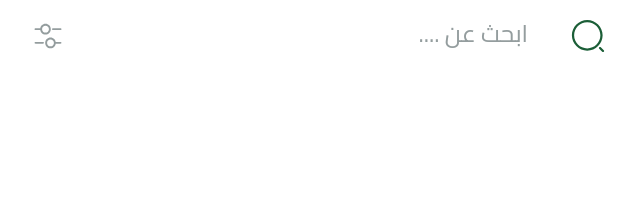
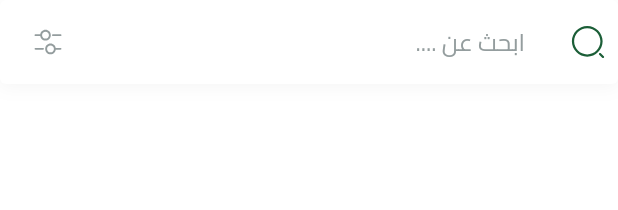
Before and after one commit to samir-227/Pure_Harvest_e_commerce, a Flutter app: the CustomSearchBar widget shown alone on an empty page, opened directly, on a phone screen of 412 x 824 dp. Shown: the top 210 px of the screen. Run offline on Flutter 3.47's test engine with Material 3 defaults, Android fonts, the phone set to English and light mode, and no system bars; our stand-ins replace bloc, cloud_firestore, dartz, dots_indicator, equatable, firebase_auth and 11 more; missing offline and left inert: flutter_facebook_auth; accounts and stored records are empty; network calls fail.

Commit message:
create featured item & enhance the custom search bar and user app bar

```diff
--- a/lib/core/constants/app_images.dart
+++ b/lib/core/constants/app_images.dart
@@ -4,9 +4,13 @@ class AppImages {
 
   static const String imagesApple = "assets/images/apple.svg";
 
+  static const String imagesBannerDiscountImage = "assets/images/banner_discount_image.png";
+
   static const String imagesCheck = "assets/images/Check.svg";
 
   static const String imagesFacebook = "assets/images/facebook.svg";
+
+  static const String imagesFeaturedItemBackground = "assets/images/featured_item_background.svg";
 
   static const String imagesFilter = "assets/images/filter.svg";
 
--- a/lib/features/home/presentation/view/widgets/custom_search_bar.dart
+++ b/lib/features/home/presentation/view/widgets/custom_search_bar.dart
@@ -9,30 +9,41 @@ class CustomSearchBar extends StatelessWidget {
 
   @override
   Widget build(BuildContext context) {
-    return SizedBox(
-      width: double.infinity,
-      height: 48,
+    return Container(
+      decoration: const BoxDecoration(
+        boxShadow: [
+          BoxShadow(
+            color: Color(0x0A000000),
+            blurRadius: 9,
+            offset: Offset(0, 2),
+            spreadRadius: 0,
+          )
+        ],
+      ),
       child: TextField(
         decoration: InputDecoration(
           filled: true,
           fillColor: Colors.white,
-          prefixIconConstraints: const BoxConstraints(
-              maxWidth: double.infinity, maxHeight: double.infinity),
           border: const OutlineInputBorder(borderSide: BorderSide.none),
           hintText: S.of(context).searchBarHintText,
           hintStyle: TextStyles.regular16,
           prefixIcon: Padding(
-            padding: const EdgeInsets.only(left: 24, right: 8),
-            child: SvgPicture.asset(
-              AppImages.imagesSearchIcon,
+            padding: const EdgeInsets.only(left: 26, right: 8),
+            child: SizedBox(
+              child: SvgPicture.asset(
+                AppImages.imagesSearchIcon,
+              ),
               width: 24,
             ),
           ),
           suffixIcon: Padding(
             padding: const EdgeInsets.only(left: 16),
-            child: SvgPicture.asset(
-              AppImages.imagesFilter,
-              fit: BoxFit.scaleDown,
+            child: SizedBox(
+              width: 20,
+              child: SvgPicture.asset(
+                AppImages.imagesFilter,
+                fit: BoxFit.scaleDown,
+              ),
             ),
           ),
         ),
--- a/pubspec.yaml
+++ b/pubspec.yaml
@@ -47,6 +47,7 @@ dependencies:
   flutter_native_splash: ^2.4.5
   flutter_secure_storage: ^9.2.4
   flutter_svg: ^2.0.10+1
+  flutter_svg_provider: ^1.0.7
   get_it: ^8.0.3
   go_router: ^14.8.1
   google_sign_in: ^6.3.0
```
Also changed, not shown: lib/features/home/presentation/view/widgets/featured_item.dart (added, +76 -0 lines), lib/features/home/presentation/view/widgets/featured_item_button.dart (added, +33 -0 lines), lib/features/home/presentation/view/widgets/main_view_body.dart (+7 -6 lines), lib/features/home/presentation/view/widgets/user_app_bar.dart (+42 -23 lines), assets/images/featured_item_background.svg (added), pubspec.lock, 5 other files.
